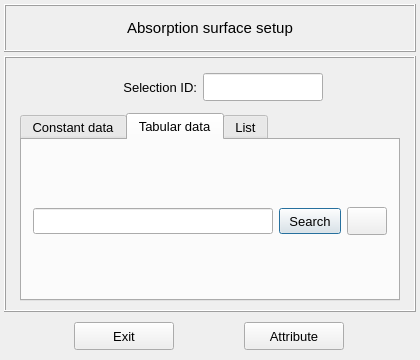
This is vibra/interface/data/ui_files/model/setup/acoustic/absorption_surface_inputs.ui in MOPT-UFSC/VIBRA as Qt 5 draws it before an edit. The edited form follows.
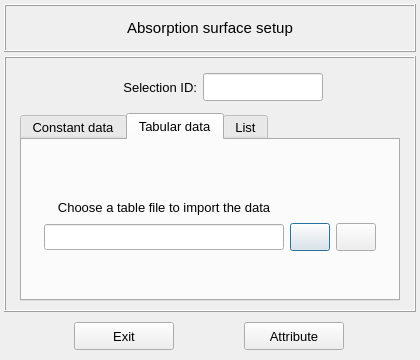
This is the edited form. The open tabs and pages were chosen to show the change. Icons and pictures are not drawn.

The edit to the form file:
```diff
--- a/vibra/interface/data/ui_files/model/setup/acoustic/absorption_surface_inputs.ui
+++ b/vibra/interface/data/ui_files/model/setup/acoustic/absorption_surface_inputs.ui
@@ -500,7 +500,7 @@
           <property name="spacing">
            <number>2</number>
           </property>
-          <item row="0" column="0">
+          <item row="1" column="0">
            <widget class="QFrame" name="frame_9">
             <property name="minimumSize">
              <size>
@@ -539,60 +539,7 @@
              <property name="verticalSpacing">
               <number>2</number>
              </property>
-             <item row="0" column="2">
-              <widget class="QPushButton" name="pushButton_load_table">
-               <property name="enabled">
-                <bool>true</bool>
-               </property>
-               <property name="sizePolicy">
-                <sizepolicy hsizetype="Expanding" vsizetype="Fixed">
-                 <horstretch>0</horstretch>
-                 <verstretch>0</verstretch>
-                </sizepolicy>
-               </property>
-               <property name="minimumSize">
-                <size>
-                 <width>62</width>
-                 <height>26</height>
-                </size>
-               </property>
-               <property name="maximumSize">
-                <size>
-                 <width>62</width>
-                 <height>26</height>
-                </size>
-               </property>
-               <property name="font">
-                <font>
-                 <family>MS Shell Dlg 2</family>
-                 <pointsize>10</pointsize>
-                 <weight>50</weight>
-                 <italic>false</italic>
-                 <bold>false</bold>
-                </font>
-               </property>
-               <property name="styleSheet">
-                <string notr="true"/>
-               </property>
-               <property name="text">
-                <string>Search</string>
-               </property>
-              </widget>
-             </item>
-             <item row="0" column="4">
-              <spacer name="horizontalSpacer_9">
-               <property name="orientation">
-                <enum>Qt::Horizontal</enum>
-               </property>
-               <property name="sizeHint" stdset="0">
-                <size>
-                 <width>40</width>
-                 <height>20</height>
-                </size>
-               </property>
-              </spacer>
-             </item>
-             <item row="0" column="1">
+             <item row="1" column="1">
               <widget class="QLineEdit" name="lineEdit_table_path">
                <property name="enabled">
                 <bool>true</bool>
@@ -624,7 +571,70 @@
                </property>
               </widget>
              </item>
-             <item row="0" column="0">
+             <item row="1" column="2">
+              <widget class="QPushButton" name="pushButton_load_table">
+               <property name="enabled">
+                <bool>true</bool>
+               </property>
+               <property name="sizePolicy">
+                <sizepolicy hsizetype="Expanding" vsizetype="Fixed">
+                 <horstretch>0</horstretch>
+                 <verstretch>0</verstretch>
+                </sizepolicy>
+               </property>
+               <property name="minimumSize">
+                <size>
+                 <width>40</width>
+                 <height>28</height>
+                </size>
+               </property>
+               <property name="maximumSize">
+                <size>
+                 <width>40</width>
+                 <height>28</height>
+                </size>
+               </property>
+               <property name="font">
+                <font>
+                 <family>MS Shell Dlg 2</family>
+                 <pointsize>10</pointsize>
+                 <weight>50</weight>
+                 <italic>false</italic>
+                 <bold>false</bold>
+                </font>
+               </property>
+               <property name="styleSheet">
+                <string notr="true"/>
+               </property>
+               <property name="text">
+                <string/>
+               </property>
+               <property name="icon">
+                <iconset resource="../../../../icons/resources.qrc">
+                 <normaloff>:/icons/document_search_blue.png</normaloff>:/icons/document_search_blue.png</iconset>
+               </property>
+               <property name="iconSize">
+                <size>
+                 <width>20</width>
+                 <height>20</height>
+                </size>
+               </property>
+              </widget>
+             </item>
+             <item row="1" column="4">
+              <spacer name="horizontalSpacer_9">
+               <property name="orientation">
+                <enum>Qt::Horizontal</enum>
+               </property>
+               <property name="sizeHint" stdset="0">
+                <size>
+                 <width>40</width>
+                 <height>20</height>
+                </size>
+               </property>
+              </spacer>
+             </item>
+             <item row="1" column="0">
               <spacer name="horizontalSpacer_8">
                <property name="orientation">
                 <enum>Qt::Horizontal</enum>
@@ -637,7 +647,7 @@
                </property>
               </spacer>
              </item>
-             <item row="0" column="3">
+             <item row="1" column="3">
               <widget class="QPushButton" name="pushButton_change_frequency_setup">
                <property name="enabled">
                 <bool>true</bool>
@@ -690,9 +700,57 @@
                </property>
               </widget>
              </item>
+             <item row="0" column="1">
+              <widget class="QLabel" name="label_3">
+               <property name="minimumSize">
+                <size>
+                 <width>0</width>
+                 <height>28</height>
+                </size>
+               </property>
+               <property name="maximumSize">
+                <size>
+                 <width>16777215</width>
+                 <height>28</height>
+                </size>
+               </property>
+               <property name="text">
+                <string>Choose a table file to import the data</string>
+               </property>
+               <property name="alignment">
+                <set>Qt::AlignCenter</set>
+               </property>
+              </widget>
+             </item>
             </layout>
            </widget>
           </item>
+          <item row="2" column="0">
+           <spacer name="verticalSpacer_3">
+            <property name="orientation">
+             <enum>Qt::Vertical</enum>
+            </property>
+            <property name="sizeHint" stdset="0">
+             <size>
+              <width>20</width>
+              <height>40</height>
+             </size>
+            </property>
+           </spacer>
+          </item>
+          <item row="0" column="0">
+           <spacer name="verticalSpacer_4">
+            <property name="orientation">
+             <enum>Qt::Vertical</enum>
+            </property>
+            <property name="sizeHint" stdset="0">
+             <size>
+              <width>20</width>
+              <height>40</height>
+             </size>
+            </property>
+           </spacer>
+          </item>
          </layout>
         </widget>
         <widget class="QWidget" name="tab_list">
```
Left out of the diff: 4 changed lines with no effect on the pictures.
